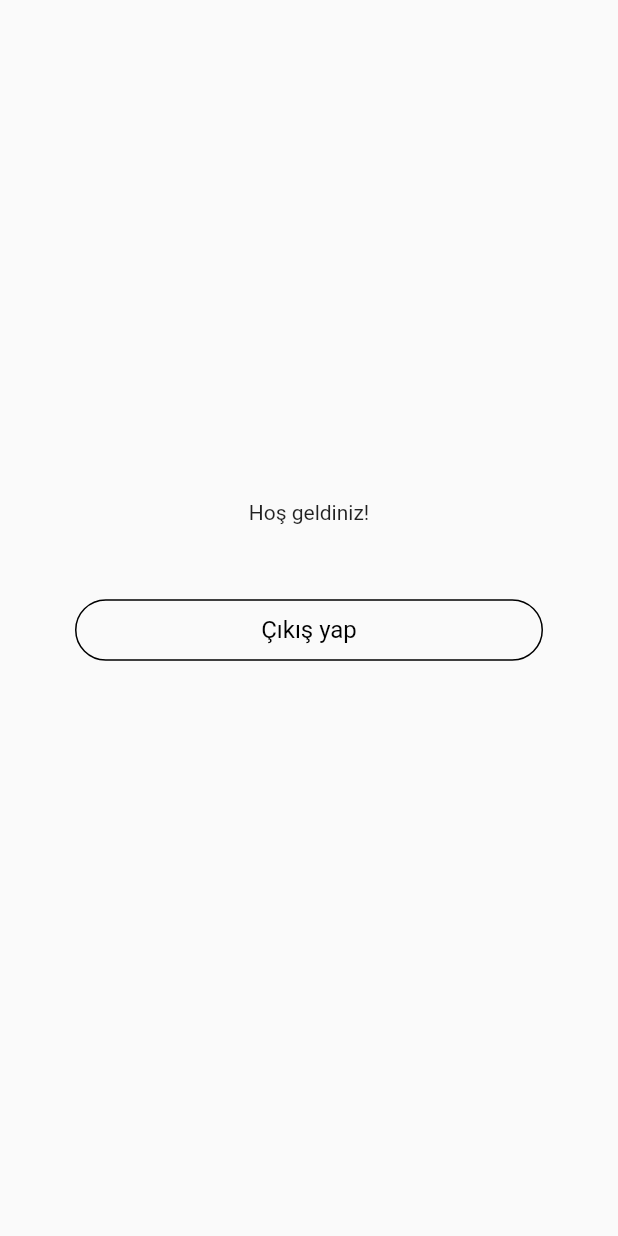
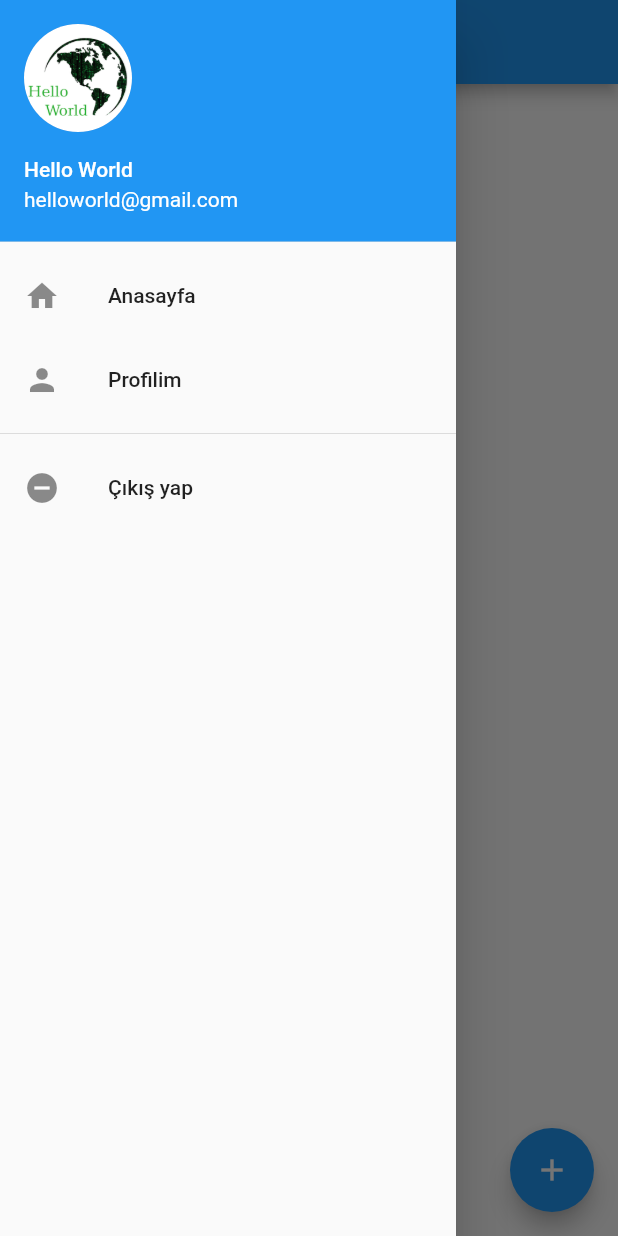
Before and after one commit to KadriyeMacit/Flutter-Examples, a Flutter app: the HomePage screen opened directly, with the side drawer open (before the commit the screen has no drawer), on a phone screen of 412 x 824 dp. Run offline on Flutter 3.47's test engine with Material 2 defaults, Android fonts, the light colour scheme and no system bars; our stand-ins replace cloud_firestore, dynamic_theme, fancy_bottom_navigation, firebase_auth, firebase_core, firebase_storage and 9 more; missing offline and left inert: draggable_floating_button, flame, scheduled_notifications, slide_countdown_clock, speech_recognition; accounts and stored records are empty.

```diff
--- a/firebase_ornek/lib/main.dart
+++ b/firebase_ornek/lib/main.dart
@@ -2,14 +2,13 @@ import 'package:firebase_ornek/pages/login.dart';
 import 'package:flutter/material.dart';
 import 'package:firebase_core/firebase_core.dart';
 
-void main() async{
+void main() async {
   WidgetsFlutterBinding.ensureInitialized();
   await Firebase.initializeApp();
   runApp(MyApp());
 }
 
 class MyApp extends StatelessWidget {
-
   @override
   Widget build(BuildContext context) {
     return MaterialApp(
--- /dev/null
+++ b/firebase_ornek/lib/model/status.dart
@@ -0,0 +1,17 @@
+import 'package:cloud_firestore/cloud_firestore.dart';
+
+class Status {
+  String id;
+  String status;
+  String image;
+
+  Status({this.id, this.status, this.image});
+
+  factory Status.fromSnapshot(DocumentSnapshot snapshot) {
+    return Status(
+      id: snapshot.id,
+      status: snapshot["status"],
+      image: snapshot["image"],
+    );
+  }
+}
--- a/firebase_ornek/lib/pages/home.dart
+++ b/firebase_ornek/lib/pages/home.dart
@@ -1,4 +1,6 @@
-import 'package:firebase_ornek/service/auth.dart';
+import 'package:firebase_ornek/pages/add_status.dart';
+import 'package:firebase_ornek/pages/status_list.dart';
+import 'package:firebase_ornek/service/auth_service.dart';
 import 'package:flutter/material.dart';
 
 class HomePage extends StatefulWidget {
@@ -7,45 +9,56 @@ class HomePage extends StatefulWidget {
 }
 
 class _HomePageState extends State<HomePage> {
-
   AuthService _authService = AuthService();
 
   @override
   Widget build(BuildContext context) {
     return Scaffold(
-        body: Center(
-          child: Column(
-            mainAxisAlignment: MainAxisAlignment.center,
-            children: [
-              Text("Hoş geldiniz!"),
-              InkWell(
-                onTap: (){
-                 _authService.signOut();
-                 Navigator.pop(context);
-                },
-                child: Padding(
-                  padding: const EdgeInsets.all(50.0),
-                  child: Container(
-                    padding: EdgeInsets.symmetric(vertical: 5),
-                    decoration: BoxDecoration(
-                        border: Border.all(color: Colors.black, width: 1),
-                        //color: colorPrimaryShade,
-                        borderRadius: BorderRadius.all(Radius.circular(30))),
-                    child: Padding(
-                      padding: const EdgeInsets.all(5.0),
-                      child: Center(
-                          child: Text(
-                            "Çıkış yap",
-                            style: TextStyle(
-                              color: Colors.black,
-                              fontSize: 16,
-                            ),
-                          )),
-                    ),
-                  ),
+        appBar: AppBar(),
+        floatingActionButton: FloatingActionButton(
+          onPressed: () {
+            Navigator.push(context,
+                MaterialPageRoute(builder: (context) => AddStatusPage()));
+          },
+          child: Icon(Icons.add),
+        ),
+        drawer: Drawer(
+          child: ListView(
+            padding: EdgeInsets.zero,
+            children: <Widget>[
+              UserAccountsDrawerHeader(
+                accountName: Text("Hello World"),
+                accountEmail: Text("helloworld@gmail.com"),
+                currentAccountPicture: CircleAvatar(
+                  backgroundImage: AssetImage("assets/images/beyaz.png"),
                 ),
               ),
+              ListTile(
+                title: Text('Anasayfa'),
+                leading: Icon(Icons.home),
+                onTap: () {
+                  Navigator.pop(context);
+                },
+              ),
+              ListTile(
+                title: Text('Profilim'),
+                onTap: () {
+                  Navigator.pop(context);
+                },
+                leading: Icon(Icons.person),
+              ),
+              Divider(),
+              ListTile(
+                title: Text('Çıkış yap'),
+                onTap: () {
+                  _authService.signOut();
+                  Navigator.pop(context);
+                },
+                leading: Icon(Icons.remove_circle),
+              ),
             ],
-          ),));
+          ),
+        ),
+        body: StatusListPage());
   }
 }
--- a/firebase_ornek/pubspec.yaml
+++ b/firebase_ornek/pubspec.yaml
@@ -36,6 +36,8 @@ dev_dependencies:
   firebase_auth: ^0.18.1+2
   firebase_core: ^0.5.2
   cloud_firestore: ^0.14.3
+  firebase_storage: ^4.0.0
+  image_picker: ^0.6.7+9
 
 # For information on the generic Dart part of this file, see the
 # following page: https://dart.dev/tools/pub/pubspec
@@ -49,8 +51,8 @@ flutter:
   uses-material-design: true
 
   # To add assets to your application, add an assets section, like this:
-  # assets:
-  #   - images/a_dot_burr.jpeg
+  assets:
+    - assets/images/
   #   - images/a_dot_ham.jpeg
 
   # An image asset can refer to one or more resolution-specific "variants", see
```
Also changed, not shown: firebase_ornek/lib/pages/add_status.dart (added, +175 -0 lines), firebase_ornek/lib/pages/login.dart (+38 -14 lines), firebase_ornek/lib/pages/register.dart (+45 -24 lines), firebase_ornek/lib/pages/status_list.dart (added, +120 -0 lines), firebase_ornek/lib/service/auth_service.dart (renamed from firebase_ornek/lib/service/auth.dart, +6 -8 lines), firebase_ornek/lib/service/status_service.dart (added, +40 -0 lines), firebase_ornek/lib/service/storage_service.dart (added, +21 -0 lines), firebase_ornek/assets/images/beyaz.png (added), firebase_ornek/assets/images/siyah.png (added), 6 other files.
